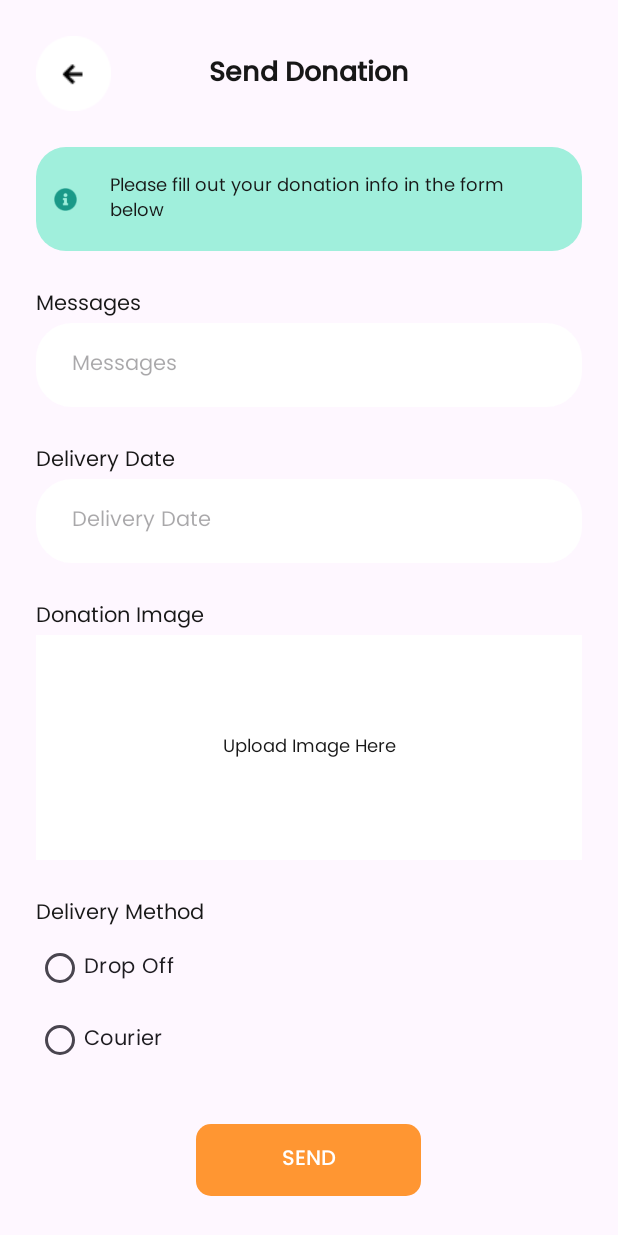
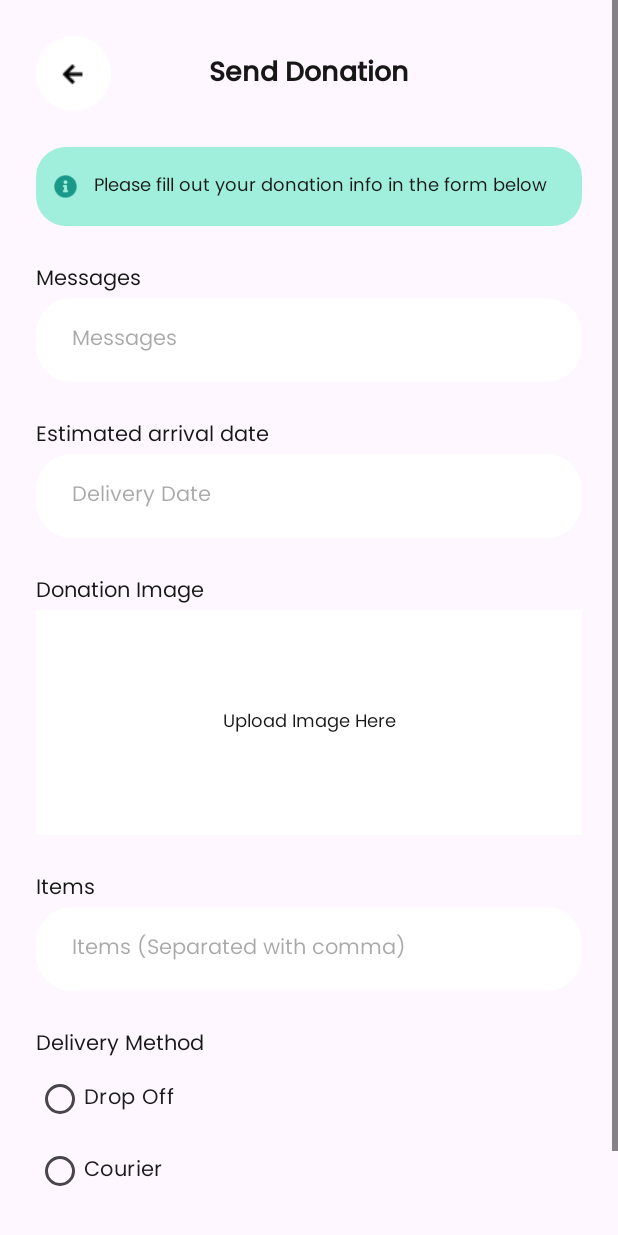
Before and after one commit to josephines1/help-hand, an Android app: the DonationSendActivity screen opened directly, with no data from a screen before it, on a phone screen of 412 x 824 dp. Run offline under Robolectric (Android 15) with nearby library versions, the phone set to English and light mode, and no system bars; our stand-ins replace Firebase (no records; nobody signed in at launch, a user with empty details on screens opened directly).

Commit message:
Revisi form send donasi

```diff
--- a/app/src/main/AndroidManifest.xml
+++ b/app/src/main/AndroidManifest.xml
@@ -26,6 +26,9 @@
             android:name=".activity.DonationUpdateActivity"
             android:exported="false" />
         <activity
+            android:name=".activity.ManageDonorsActivity"
+            android:exported="false" />
+        <activity
             android:name=".activity.ManageDonationActivity"
             android:exported="false" />
         <activity
--- a/app/src/main/res/layout/activity_donation_send.xml
+++ b/app/src/main/res/layout/activity_donation_send.xml
@@ -70,11 +70,12 @@
                     android:id="@+id/tv_info"
                     android:layout_width="wrap_content"
                     android:layout_height="wrap_content"
-                    android:text="Please fill out your donation info in the form \nbelow"
+                    android:layout_marginHorizontal="12dp"
+                    android:text="Please fill out your donation info in the form below"
                     android:textSize="12sp"
                     app:layout_constraintBottom_toBottomOf="parent"
                     app:layout_constraintEnd_toEndOf="parent"
-                    app:layout_constraintStart_toStartOf="@id/ic_info"
+                    app:layout_constraintStart_toEndOf="@+id/ic_info"
                     app:layout_constraintTop_toTopOf="parent" />
 
             </androidx.constraintlayout.widget.ConstraintLayout>
@@ -116,7 +117,7 @@
                 <TextView
                     android:layout_width="match_parent"
                     android:layout_height="wrap_content"
-                    android:text="Delivery Date" />
+                    android:text="Estimated arrival date" />
 
                 <EditText
                     android:id="@+id/et_send_date"
@@ -184,6 +185,33 @@
                 <TextView
                     android:layout_width="match_parent"
                     android:layout_height="wrap_content"
+                    android:text="Items" />
+
+                <EditText
+                    android:id="@+id/et_send_items"
+                    android:layout_width="match_parent"
+                    android:layout_height="wrap_content"
+                    android:background="@drawable/edit_text_rounded_corner"
+                    android:ems="10"
+                    android:hint="Items (Separated with comma)"
+                    android:inputType="text"
+                    android:padding="16dp"
+                    android:paddingStart="24dp"
+                    android:paddingEnd="24dp"
+                    android:textSize="14sp" />
+
+            </LinearLayout>
+
+            <LinearLayout
+                android:layout_width="match_parent"
+                android:layout_height="match_parent"
+                android:layout_marginHorizontal="24dp"
+                android:layout_marginTop="24dp"
+                android:orientation="vertical">
+
+                <TextView
+                    android:layout_width="match_parent"
+                    android:layout_height="wrap_content"
                     android:text="Delivery Method" />
 
                 <RadioGroup
--- a/app/src/main/res/layout/activity_manage_donors.xml
+++ b/app/src/main/res/layout/activity_manage_donors.xml
@@ -5,6 +5,7 @@
     android:id="@+id/main"
     android:layout_width="match_parent"
     android:layout_height="match_parent"
+    android:background="@color/background"
     tools:context=".activity.ManageDonorsActivity">
 
     <ScrollView
@@ -14,7 +15,7 @@
         <LinearLayout
             android:layout_width="match_parent"
             android:layout_height="wrap_content"
-            android:orientation="vertical" >
+            android:orientation="vertical">
 
             <androidx.constraintlayout.widget.ConstraintLayout
                 android:layout_width="match_parent"
```
Also changed, not shown: app/src/main/java/com/example/helphandv10/activity/DonationSendActivity.kt (+7 -7 lines), app/src/main/java/com/example/helphandv10/adapter/DonorsAdapter.kt (+11 -9 lines), app/src/main/java/com/example/helphandv10/data/DonationRepository.kt (+8 -47 lines), app/src/main/java/com/example/helphandv10/model/Donations.kt (+35 -32 lines), app/src/main/java/com/example/helphandv10/viewmodel/form/DonationSendViewModel.kt (+4 -3 lines).
